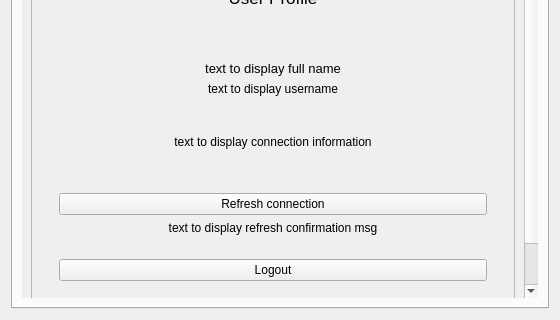
Above: arches_project/ui/arches_project_dialog_base.ui from archesproject/arches-qgis before the change; both pictures show x 0 to 560 and y 380 to 700 of the 560 by 700 pixel window. Below: the same form after it.
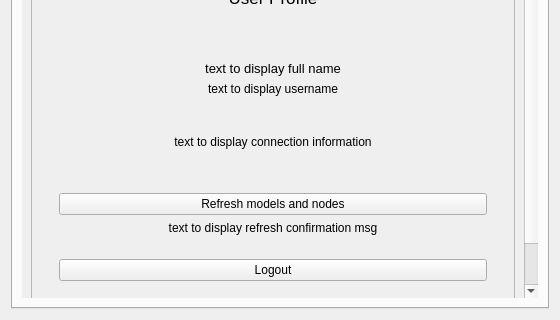
That is the form after the change. The open tabs and pages were chosen to show the change. Icons and pictures are not drawn. Custom widgets are drawn as their Qt base class.

Commit message: change button text and confirmation msg

Diff of the .ui file:
```diff
--- a/arches_project/ui/arches_project_dialog_base.ui
+++ b/arches_project/ui/arches_project_dialog_base.ui
@@ -678,7 +678,7 @@
                  <item>
                   <widget class="QPushButton" name="btnRefresh">
                    <property name="text">
-                    <string>Refresh connection</string>
+                    <string>Refresh models and nodes</string>
                    </property>
                   </widget>
                  </item>
```
The commit also changes 1 other file.
